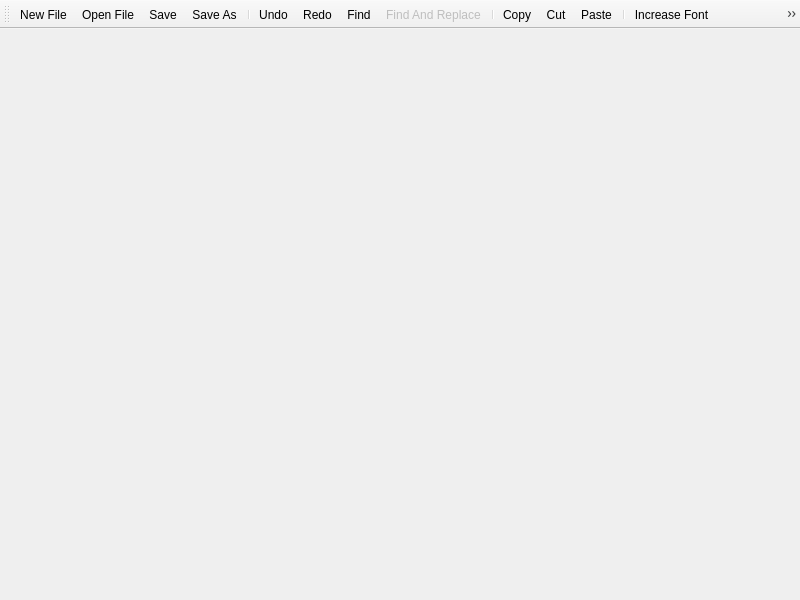
alirezah95/QssCreator, file forms/mainwindow.ui: the form before one commit.
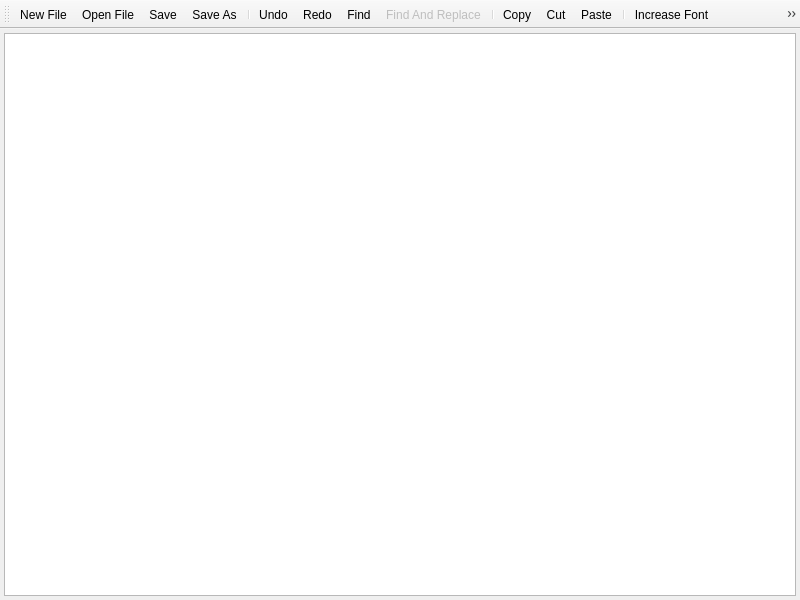
The form after the commit. Icons and pictures are not drawn.

Commit message: feat: add list view class for the variables

```diff
--- a/forms/mainwindow.ui
+++ b/forms/mainwindow.ui
@@ -10,7 +10,28 @@
     <height>600</height>
    </rect>
   </property>
-  <widget class="QWidget" name="centralwidget"/>
+  <widget class="QWidget" name="centralwidget">
+   <layout class="QHBoxLayout" name="horizontalLayout">
+    <property name="spacing">
+     <number>4</number>
+    </property>
+    <property name="leftMargin">
+     <number>4</number>
+    </property>
+    <property name="topMargin">
+     <number>4</number>
+    </property>
+    <property name="rightMargin">
+     <number>4</number>
+    </property>
+    <property name="bottomMargin">
+     <number>4</number>
+    </property>
+    <item>
+     <widget class="QListView" name="variablesListVw"/>
+    </item>
+   </layout>
+  </widget>
   <widget class="QToolBar" name="mainToolBar">
    <property name="windowTitle">
     <string>toolBar</string>
```
